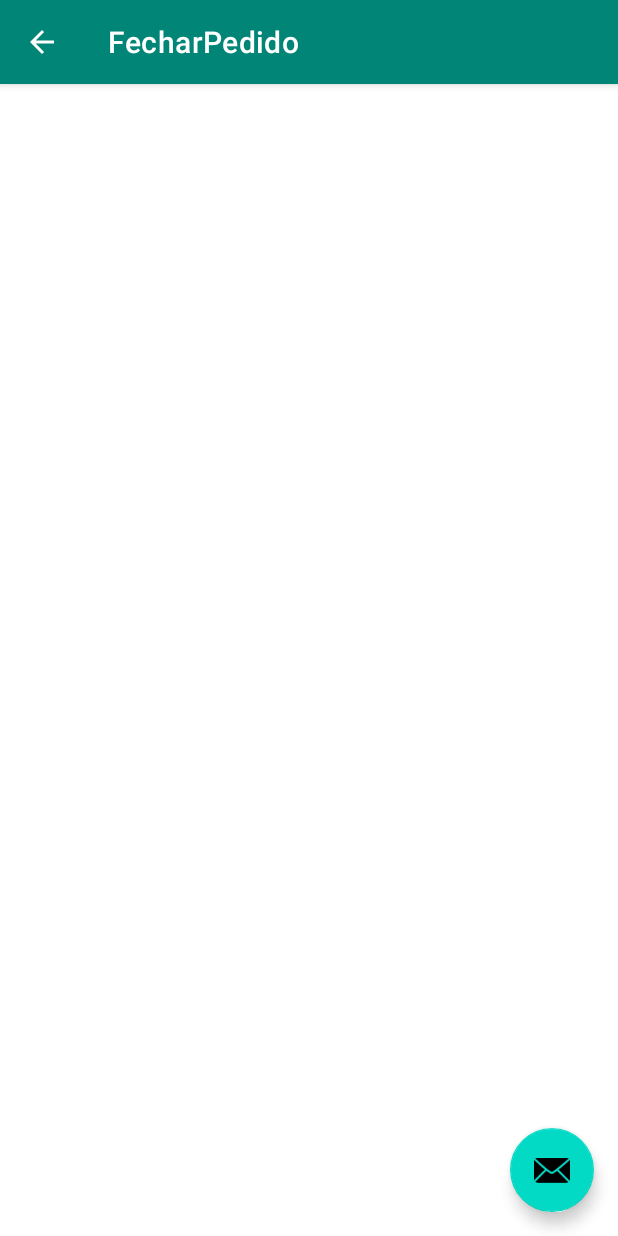
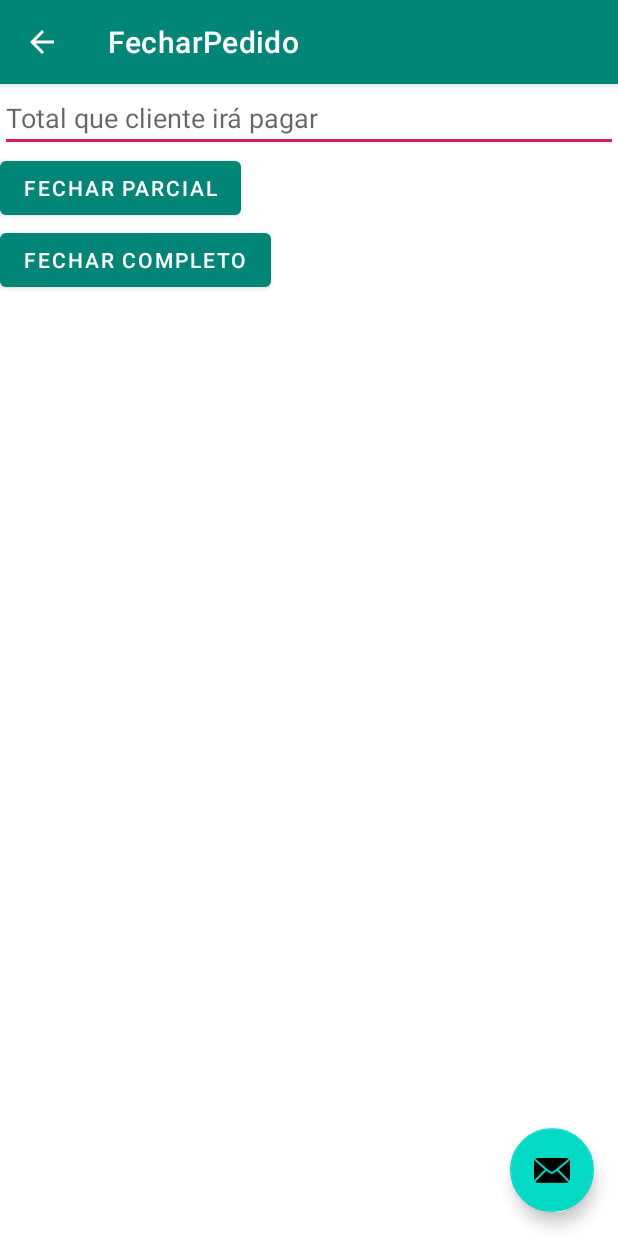
Before and after one commit to RodolfoE/spettoAndroid, an Android app: the FecharPedido screen opened directly, with no data from a screen before it, on a phone screen of 412 x 824 dp. Run offline under Robolectric (Android 15) with nearby library versions, the phone set to English and light mode, and no system bars; 2 statements that could not run were skipped.

```diff
--- a/app/src/main/res/layout/content_fechar_pedido.xml
+++ b/app/src/main/res/layout/content_fechar_pedido.xml
@@ -1,11 +1,30 @@
 <?xml version="1.0" encoding="utf-8"?>
-<androidx.constraintlayout.widget.ConstraintLayout xmlns:android="http://schemas.android.com/apk/res/android"
+<LinearLayout xmlns:android="http://schemas.android.com/apk/res/android"
     xmlns:app="http://schemas.android.com/apk/res-auto"
     xmlns:tools="http://schemas.android.com/tools"
     android:layout_width="match_parent"
     android:layout_height="match_parent"
+    android:orientation="vertical"
     app:layout_behavior="@string/appbar_scrolling_view_behavior"
     tools:context=".FecharPedido"
     tools:showIn="@layout/activity_fechar_pedido">
 
-</androidx.constraintlayout.widget.ConstraintLayout>
+    <EditText
+        android:layout_width="match_parent"
+        android:layout_height="wrap_content"
+        android:hint="Total que cliente irá pagar"
+        android:id="@+id/totalParcial"/>
+
+    <Button
+        android:layout_width="wrap_content"
+        android:layout_height="wrap_content"
+        android:text="Fechar parcial"
+        android:onClick="fecharParcial"/>
+
+    <Button
+        android:layout_width="wrap_content"
+        android:layout_height="wrap_content"
+        android:text="fechar completo"
+        android:onClick="fecharCompleto"/>
+
+</LinearLayout>
```
Also changed, not shown: app/src/main/java/com/example/myapplication/FecharPedido.java (+48 -12 lines), app/src/main/java/com/example/myapplication/modelos/FormaPagamento.java (+8 -0 lines), app/src/main/java/com/example/myapplication/modelos/Venda.java (+56 -0 lines).
